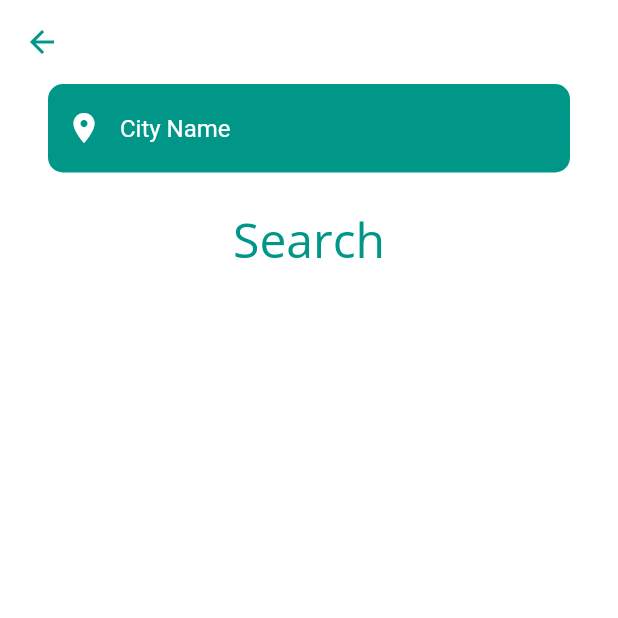
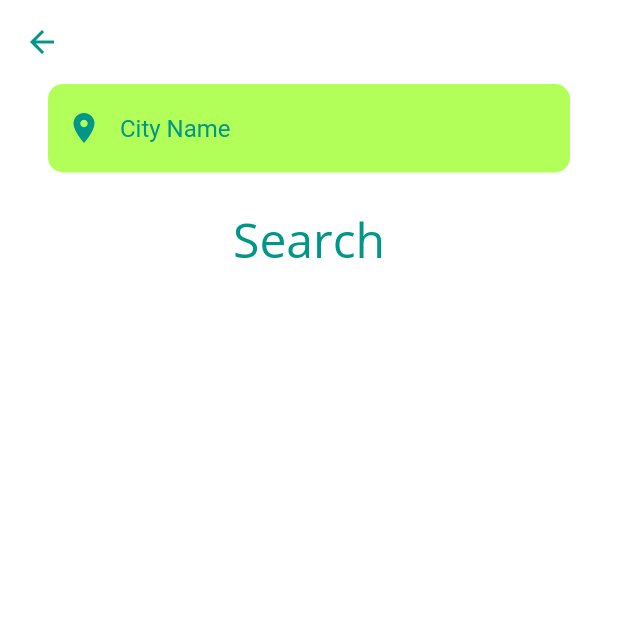
Before and after one commit to ariyadey/weather, a Flutter app: the CityScreen screen opened directly, on a phone screen of 412 x 824 dp, the top half of it. Run offline on Flutter 3.47's test engine with Material 2 defaults, Android fonts, the phone set to English and light mode, and no system bars; our stand-ins replace flutter_spinkit, geolocator; network calls fail.

Commit message:
Fix visual problems

```diff
--- a/lib/utilities/constants.dart
+++ b/lib/utilities/constants.dart
@@ -1,7 +1,7 @@
 import 'package:flutter/material.dart';
 
 const kBackgroundColor = Colors.white;
-const kSecondaryColor = Colors.yellow;
+const kSecondaryColor = Colors.lightGreenAccent;
 const kForegroundColor = Colors.teal;
 
 const kCityNameTextStyle = TextStyle(
@@ -43,12 +43,18 @@ const kButtonTextStyle = TextStyle(
 );
 
 const kTextFieldInputDecoration = InputDecoration(
+  labelStyle: TextStyle(
+    color: kBackgroundColor,
+  ),
   filled: true,
-  fillColor: kForegroundColor,
-  prefixIcon: Icon(Icons.place, color: kBackgroundColor),
+  fillColor: kSecondaryColor,
+  prefixIcon: Icon(
+    Icons.place,
+    color: kForegroundColor,
+  ),
   hintText: 'City Name',
   hintStyle: TextStyle(
-    color: kBackgroundColor,
+    color: kForegroundColor,
   ),
   border: OutlineInputBorder(
     borderRadius: BorderRadius.all(
```
